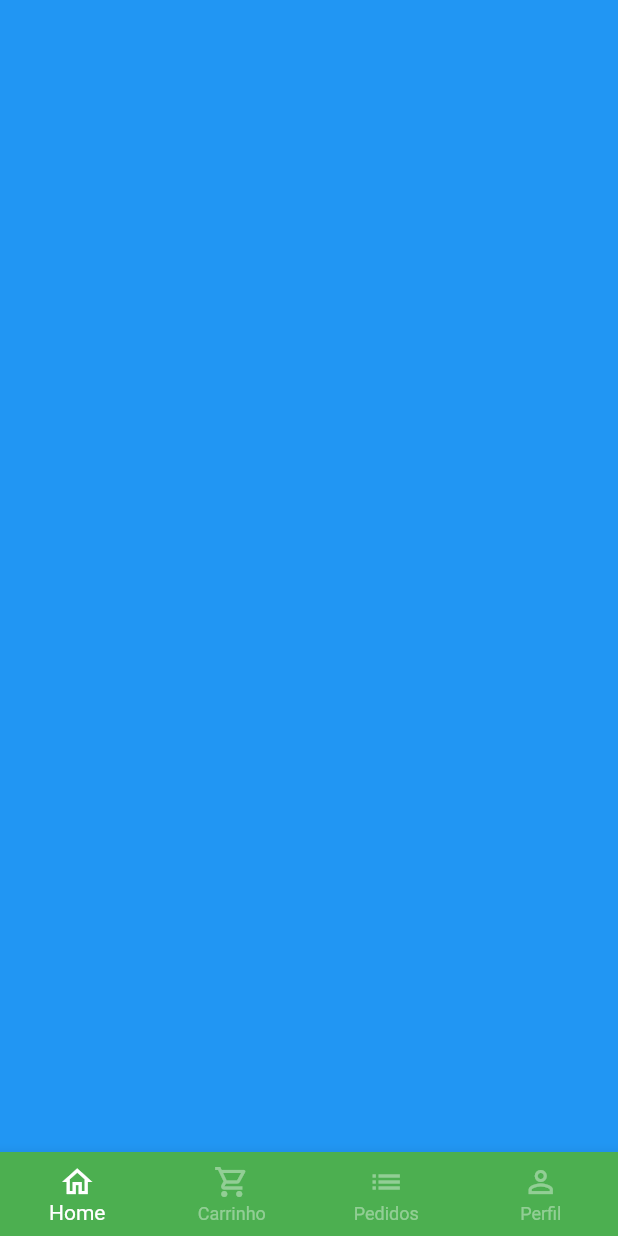
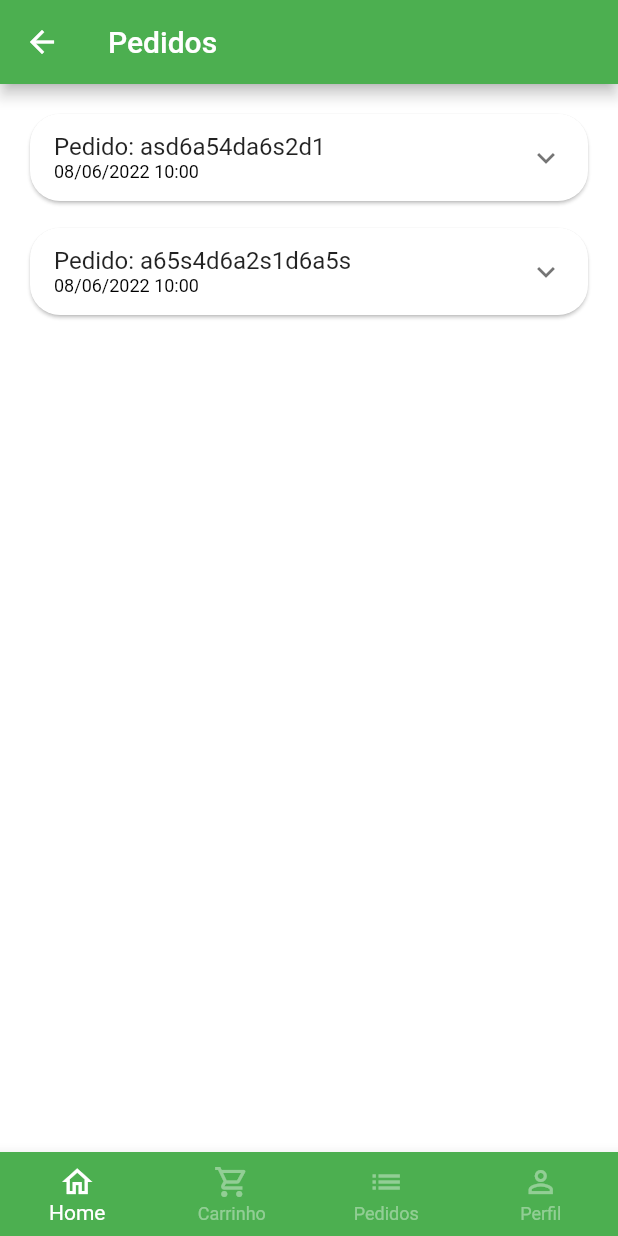
Before and after one commit to Haimcer/GreebGrosser, a Flutter app: the BaseScreen screen opened directly, swiped to page 3, on a phone screen of 412 x 824 dp. Run offline on Flutter 3.47's test engine with Material 2 defaults, Android fonts, the phone set to English and light mode, and no system bars; our stand-ins replace animated_text_kit, badges, mask_text_input_formatter.

Commit message:
Tela pedidos

```diff
--- a/lib/src/config/app_data.dart
+++ b/lib/src/config/app_data.dart
@@ -1,6 +1,7 @@
 import 'package:greengrosser/src/models/cart_item_model.dart';
 
 import '../models/item_model.dart';
+import '../models/order_model.dart';
 import '../models/user_model.dart';
 
 ItemModel apple = ItemModel(
@@ -96,3 +97,49 @@ UserModel user = UserModel(
     email: 'allan1995.ars@gmail.com',
     password: 'allan1995',
     name: 'Allan');
+
+List<OrderModel> orders = [
+  // Pedido 01
+  OrderModel(
+    copyAndPaste: 'q1w2e3r4t5y6',
+    createdDateTime: DateTime.parse(
+      '2022-06-08 10:00:10.458',
+    ),
+    overdueDateTime: DateTime.parse(
+      '2022-06-08 11:00:10.458',
+    ),
+    id: 'asd6a54da6s2d1',
+    status: 'pending_payment',
+    total: 11.0,
+    items: [
+      CartItemModel(
+        item: apple,
+        quantity: 2,
+      ),
+      CartItemModel(
+        item: mango,
+        quantity: 2,
+      ),
+    ],
+  ),
+
+  // Pedido 02
+  OrderModel(
+    copyAndPaste: 'q1w2e3r4t5y6',
+    createdDateTime: DateTime.parse(
+      '2022-06-08 10:00:10.458',
+    ),
+    overdueDateTime: DateTime.parse(
+      '2022-06-08 11:00:10.458',
+    ),
+    id: 'a65s4d6a2s1d6a5s',
+    status: 'delivered',
+    total: 11.5,
+    items: [
+      CartItemModel(
+        item: guava,
+        quantity: 1,
+      ),
+    ],
+  ),
+];
--- /dev/null
+++ b/lib/src/models/order_model.dart
@@ -0,0 +1,21 @@
+import 'package:greengrosser/src/models/cart_item_model.dart';
+
+class OrderModel {
+  String id;
+  DateTime createdDateTime;
+  DateTime overdueDateTime;
+  List<CartItemModel> items;
+  String status;
+  String copyAndPaste;
+  double total;
+
+  OrderModel({
+    required this.copyAndPaste,
+    required this.createdDateTime,
+    required this.id,
+    required this.items,
+    required this.overdueDateTime,
+    required this.status,
+    required this.total,
+  });
+}
--- a/lib/src/pages/base/base_screen.dart
+++ b/lib/src/pages/base/base_screen.dart
@@ -3,6 +3,7 @@ import 'package:greengrosser/src/pages/cart/cart_tab.dart';
 import 'package:greengrosser/src/pages/profile/profile_tab.dart';
 
 import '../home/home_tab.dart';
+import '../orders/order_tab.dart';
 
 class BaseScreen extends StatefulWidget {
   const BaseScreen({super.key});
@@ -21,11 +22,11 @@ class _BaseScreenState extends State<BaseScreen> {
       body: PageView(
           physics: const NeverScrollableScrollPhysics(),
           controller: pageController,
-          children: [
-            const HomeTab(),
-            const CartTab(),
-            Container(color: Colors.blue),
-            const ProfileTab(),
+          children: const [
+            HomeTab(),
+            CartTab(),
+            OrdersTab(),
+            ProfileTab(),
           ]),
       bottomNavigationBar: BottomNavigationBar(
         currentIndex: currentIndex,
--- /dev/null
+++ b/lib/src/pages/orders/components/order_tile.dart
@@ -0,0 +1,98 @@
+import 'package:flutter/material.dart';
+import 'package:greengrosser/src/models/order_model.dart';
+import 'package:greengrosser/src/services/utils_services.dart';
+
+import '../../../models/cart_item_model.dart';
+
+class OrderTile extends StatelessWidget {
+  OrderTile({super.key, required this.order});
+
+  final OrderModel order;
+
+  final UtilsServices utilsServices = UtilsServices();
+
+  @override
+  Widget build(BuildContext context) {
+    return Card(
+      color: Colors.white,
+      shape: RoundedRectangleBorder(borderRadius: BorderRadius.circular(20)),
+      elevation: 1,
+      child: Theme(
+        data: Theme.of(context).copyWith(dividerColor: Colors.transparent),
+        child: ExpansionTile(
+          childrenPadding: const EdgeInsets.fromLTRB(16, 0, 16, 16),
+          title: Column(
+            mainAxisSize: MainAxisSize.min,
+            crossAxisAlignment: CrossAxisAlignment.start,
+            children: [
+              Text('Pedido: ${order.id}'),
+              Text(
+                utilsServices.formatDateTime(order.createdDateTime),
+                style: const TextStyle(
+                  fontSize: 12,
+                  color: Colors.black,
+                ),
+              ),
+            ],
+          ),
+          children: [
+            SizedBox(
+              height: 150,
+              child: Row(
+                children: [
+                  Expanded(
+                    flex: 3,
+                    child: ListView(
+                      children: order.items.map((orderItem) {
+                        return _OrderItemWidget(
+                          utilsServices: utilsServices,
+                          orderItem: orderItem,
+                        );
+                      }).toList(),
+                    ),
+                  ),
+                  Expanded(
+                    flex: 2,
+                    child: Container(
+                      color: Colors.blue,
+                    ),
+                  )
+                ],
+              ),
+            ),
+          ],
+        ),
+      ),
+    );
+  }
+}
+
+class _OrderItemWidget extends StatelessWidget {
+  const _OrderItemWidget({
+    Key? key,
+    required this.utilsServices,
+    required this.orderItem,
+  }) : super(key: key);
+
+  final UtilsServices utilsServices;
+  final CartItemModel orderItem;
+
+  @override
+  Widget build(BuildContext context) {
+    return Padding(
+      padding: const EdgeInsets.only(bottom: 10),
+      child: Row(
+        children: [
+          Text(
+            '${orderItem.quantity} ${orderItem.item.unit} ',
+            style: const TextStyle(
+              fontWeight: FontWeight.bold,
+            ),
+          ),
+          Expanded(child: Text(orderItem.item.itemName)),
+          Text(utilsServices.priceToCurrency(orderItem.totalPrice())),
+        ],
+      ),
+    );
+  }
+}
--- /dev/null
+++ b/lib/src/pages/orders/order_tab.dart
@@ -0,0 +1,23 @@
+import 'package:flutter/material.dart';
+import 'package:greengrosser/src/config/app_data.dart' as appData;
+import 'package:greengrosser/src/pages/orders/components/order_tile.dart';
+
+class OrdersTab extends StatelessWidget {
+  const OrdersTab({super.key});
+
+  @override
+  Widget build(BuildContext context) {
+    return Scaffold(
+      appBar: AppBar(
+        title: const Text('Pedidos'),
+      ),
+      body: ListView.separated(
+        padding: const EdgeInsets.all(16),
+        physics: const BouncingScrollPhysics(),
+        itemBuilder: (_, index) => OrderTile(order: appData.orders[index]),
+        separatorBuilder: (_, index) => const SizedBox(height: 10),
+        itemCount: appData.orders.length,
+      ),
+    );
+  }
+}
--- a/lib/src/services/utils_services.dart
+++ b/lib/src/services/utils_services.dart
@@ -1,4 +1,5 @@
 import 'package:intl/intl.dart';
+import 'package:intl/date_symbol_data_local.dart';
 
 class UtilsServices {
   //valor
@@ -7,4 +8,12 @@ class UtilsServices {
 
     return numberFormat.format(price);
   }
+
+  String formatDateTime(DateTime dateTime) {
+    initializeDateFormatting();
+
+    DateFormat dateFormat = DateFormat.yMd('pt_BR').add_Hm();
+
+    return dateFormat.format(dateTime);
+  }
 }
```
